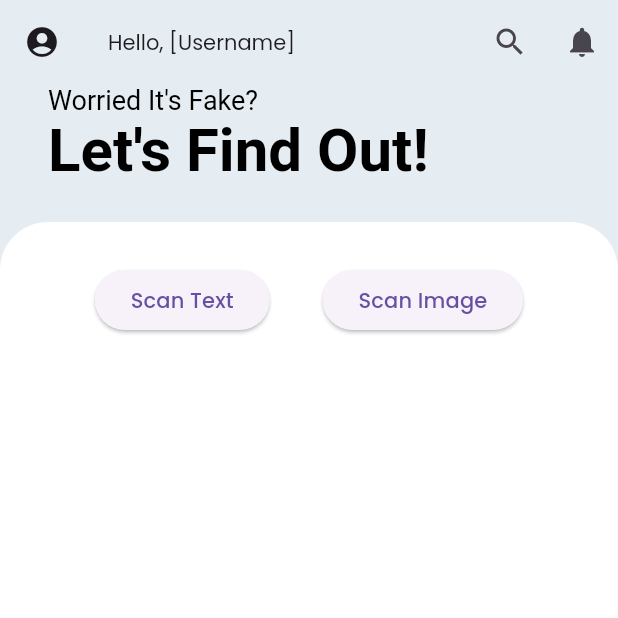
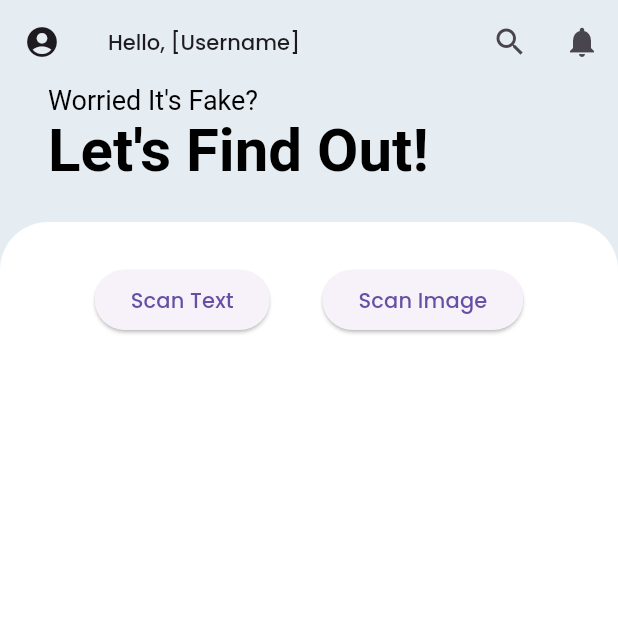
Before and after one commit to x3nozite/Lumen, a Flutter app: the screen it shows after launch, on a phone screen of 412 x 824 dp, the top half of it. Run offline on Flutter 3.47's test engine with Material 3 defaults, Android fonts, the phone set to English and light mode, and no system bars.

Commit message:
changed appbar font weight

```diff
--- a/frontend/lib/screens/scan/scanpage.dart
+++ b/frontend/lib/screens/scan/scanpage.dart
@@ -17,6 +17,7 @@ class ScanPage extends StatelessWidget {
           'Hello, [Username]',
           style: TextStyle(
             fontSize: 14,
+            fontWeight: FontWeight.w500
           ),
         ),
         actions: <Widget>[
```
